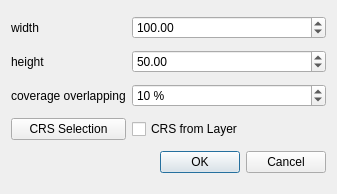
Qt form poly_strip_dialog_base.ui (mach0/polystrip) before a commit.
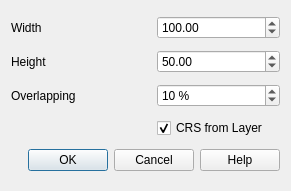
The same form after that commit.

Commit message: make crs selection work

The edit to the form file:
```diff
--- a/poly_strip_dialog_base.ui
+++ b/poly_strip_dialog_base.ui
@@ -6,8 +6,8 @@
    <rect>
     <x>0</x>
     <y>0</y>
-    <width>337</width>
-    <height>194</height>
+    <width>291</width>
+    <height>191</height>
    </rect>
   </property>
   <property name="windowTitle">
@@ -47,48 +47,44 @@
      </property>
     </widget>
    </item>
-   <item row="4" column="2">
+   <item row="3" column="2">
+    <widget class="QCheckBox" name="crsBoxSelect">
+     <property name="text">
+      <string>CRS from Layer</string>
+     </property>
+     <property name="checked">
+      <bool>true</bool>
+     </property>
+    </widget>
+   </item>
+   <item row="4" column="1" colspan="2">
     <widget class="QDialogButtonBox" name="button_box">
      <property name="orientation">
       <enum>Qt::Horizontal</enum>
      </property>
      <property name="standardButtons">
-      <set>QDialogButtonBox::Cancel|QDialogButtonBox::Ok</set>
+      <set>QDialogButtonBox::Cancel|QDialogButtonBox::Help|QDialogButtonBox::Ok</set>
      </property>
     </widget>
    </item>
-   <item row="2" column="0">
+   <item row="2" column="0" colspan="2">
     <widget class="QLabel" name="label_2">
      <property name="text">
-      <string>coverage overlapping</string>
+      <string>Overlapping</string>
      </property>
     </widget>
    </item>
-   <item row="1" column="0">
+   <item row="1" column="0" colspan="2">
     <widget class="QLabel" name="label">
      <property name="text">
-      <string>height</string>
+      <string>Height</string>
      </property>
     </widget>
    </item>
-   <item row="0" column="0">
+   <item row="0" column="0" colspan="2">
     <widget class="QLabel" name="label_3">
      <property name="text">
-      <string>width</string>
-     </property>
-    </widget>
-   </item>
-   <item row="3" column="2">
-    <widget class="QCheckBox" name="crsBoxSelect">
-     <property name="text">
-      <string>CRS from Layer</string>
-     </property>
-    </widget>
-   </item>
-   <item row="3" column="0">
-    <widget class="QPushButton" name="crsButton">
-     <property name="text">
-      <string>CRS Selection</string>
+      <string>Width</string>
      </property>
     </widget>
    </item>
```
The commit also changes 4 other files.
